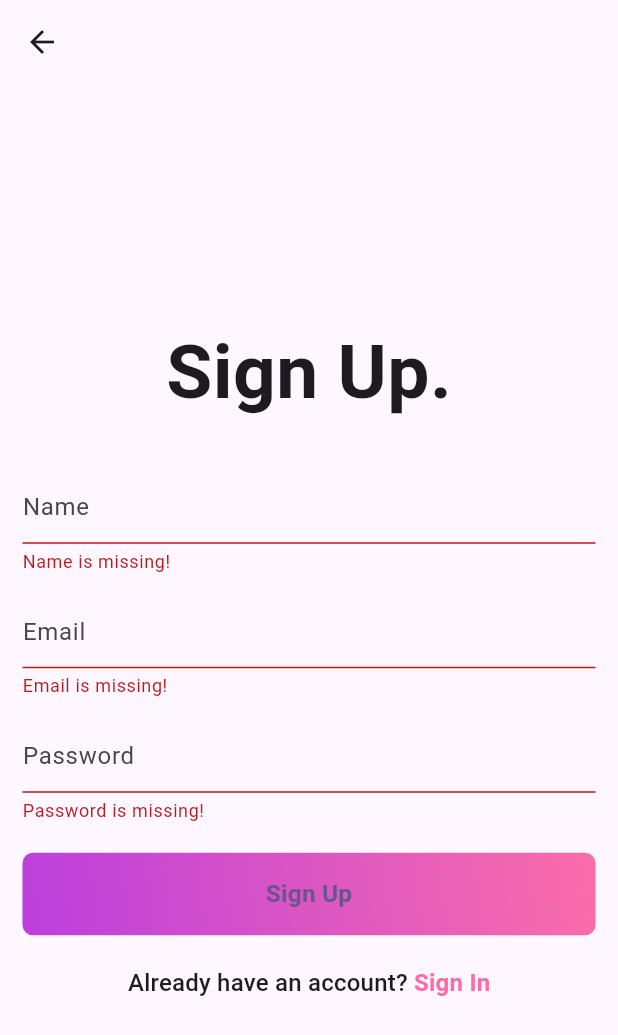
After one commit to saleheen1/flutter_blog_clean_architecture, a Flutter app: the SignUpPage screen opened directly, after a tap on "Sign Up", on a phone screen of 412 x 824 dp. The commit adds this screen. Shown: the top 1035 px of the screen. Run offline on Flutter 3.47's test engine with Material 3 defaults, Android fonts, the phone set to English and light mode, and no system bars; our stand-ins replace bloc, flutter_bloc, flutter_screenutil.

Commit message:
sign up page Ui done

```diff
--- /dev/null
+++ b/lib/core/common/widgets/custom_input_field.dart
@@ -0,0 +1,30 @@
+import 'package:flutter/material.dart';
+
+class CustomInputField extends StatelessWidget {
+  final String hintText;
+  final TextEditingController controller;
+  final bool isObscureText;
+  const CustomInputField({
+    super.key,
+    required this.hintText,
+    required this.controller,
+    this.isObscureText = false,
+  });
+
+  @override
+  Widget build(BuildContext context) {
+    return TextFormField(
+      controller: controller,
+      decoration: InputDecoration(
+        hintText: hintText,
+      ),
+      validator: (value) {
+        if (value!.isEmpty) {
+          return "$hintText is missing!";
+        }
+        return null;
+      },
+      obscureText: isObscureText,
+    );
+  }
+}
--- /dev/null
+++ b/lib/core/theme/app_pallete.dart
@@ -0,0 +1,13 @@
+import 'package:flutter/material.dart';
+
+class AppPallete {
+  static const Color backgroundColor = Color.fromRGBO(24, 24, 32, 1);
+  static const Color gradient1 = Color.fromRGBO(187, 63, 221, 1);
+  static const Color gradient2 = Color.fromRGBO(251, 109, 169, 1);
+  static const Color gradient3 = Color.fromRGBO(255, 159, 124, 1);
+  static const Color borderColor = Color.fromRGBO(52, 51, 67, 1);
+  static const Color whiteColor = Colors.white;
+  static const Color greyColor = Colors.grey;
+  static const Color errorColor = Colors.redAccent;
+  static const Color transparentColor = Colors.transparent;
+}
--- /dev/null
+++ b/lib/core/utils/show_snackbar.dart
@@ -0,0 +1,11 @@
+import 'package:flutter/material.dart';
+
+void showSnackBar(BuildContext context, String content) {
+  ScaffoldMessenger.of(context)
+    ..hideCurrentSnackBar()
+    ..showSnackBar(
+      SnackBar(
+        content: Text(content),
+      ),
+    );
+}
--- a/lib/features/auth/presentation/bloc/auth_state.dart
+++ b/lib/features/auth/presentation/bloc/auth_state.dart
@@ -4,3 +4,13 @@ part of 'auth_bloc.dart';
 sealed class AuthState {}
 
 final class AuthInitial extends AuthState {}
+
+final class AuthLoading extends AuthState {}
+
+final class AuthSuccess extends AuthState {}
+
+final class AuthFailure extends AuthState {
+  final String message;
+
+  AuthFailure({required this.message});
+}
--- /dev/null
+++ b/lib/features/auth/presentation/pages/signup_page.dart
@@ -0,0 +1,113 @@
+import 'package:flutter/material.dart';
+import 'package:flutter_bloc/flutter_bloc.dart';
+import 'package:flutter_blog_clean_architecture/core/theme/app_pallete.dart';
+import 'package:flutter_blog_clean_architecture/core/utils/show_snackbar.dart';
+import 'package:flutter_blog_clean_architecture/features/auth/presentation/bloc/auth_bloc.dart';
+import 'package:flutter_blog_clean_architecture/core/common/widgets/custom_input_field.dart';
+import 'package:flutter_blog_clean_architecture/features/auth/presentation/widgets/auth_gradient_button.dart';
+
+class SignUpPage extends StatefulWidget {
+  static route() => MaterialPageRoute(
+        builder: (context) => const SignUpPage(),
+      );
+  const SignUpPage({super.key});
+
+  @override
+  State<SignUpPage> createState() => _SignUpPageState();
+}
+
+class _SignUpPageState extends State<SignUpPage> {
+  final emailController = TextEditingController();
+  final passwordController = TextEditingController();
+  final nameController = TextEditingController();
+  final formKey = GlobalKey<FormState>();
+
+  @override
+  void dispose() {
+    emailController.dispose();
+    passwordController.dispose();
+    nameController.dispose();
+    super.dispose();
+  }
+
+  @override
+  Widget build(BuildContext context) {
+    return Scaffold(
+      appBar: AppBar(),
+      body: Padding(
+        padding: const EdgeInsets.all(15.0),
+        child: BlocConsumer<AuthBloc, AuthState>(
+          listener: (context, state) {
+            if (state is AuthFailure) {
+              showSnackBar(context, state.message);
+            } else if (state is AuthSuccess) {}
+          },
+          builder: (context, state) {
+            if (state is AuthLoading) {}
+
+            return Form(
+              key: formKey,
+              child: Column(
+                mainAxisAlignment: MainAxisAlignment.center,
+                children: [
+                  const Text(
+                    'Sign Up.',
+                    style: TextStyle(
+                      fontSize: 50,
+                      fontWeight: FontWeight.bold,
+                    ),
+                  ),
+                  const SizedBox(height: 30),
+                  CustomInputField(
+                    hintText: 'Name',
+                    controller: nameController,
+                  ),
+                  const SizedBox(height: 15),
+                  CustomInputField(
+                    hintText: 'Email',
+                    controller: emailController,
+                  ),
+                  const SizedBox(height: 15),
+                  CustomInputField(
+                    hintText: 'Password',
+                    controller: passwordController,
+                    isObscureText: true,
+                  ),
+                  const SizedBox(height: 20),
+                  AuthGradientButton(
+                    buttonText: 'Sign Up',
+                    onPressed: () {
+                      if (formKey.currentState!.validate()) {}
+                    },
+                  ),
+                  const SizedBox(height: 20),
+                  GestureDetector(
+                    onTap: () {},
+                    child: RichText(
+                      text: TextSpan(
+                        text: 'Already have an account? ',
+                        style: Theme.of(context).textTheme.titleMedium,
+                        children: [
+                          TextSpan(
+                            text: 'Sign In',
+                            style: Theme.of(context)
+                                .textTheme
+                                .titleMedium
+                                ?.copyWith(
+                                  color: AppPallete.gradient2,
+                                  fontWeight: FontWeight.bold,
+                                ),
+                          ),
+                        ],
+                      ),
+                    ),
+                  ),
+                ],
+              ),
+            );
+          },
+        ),
+      ),
+    );
+  }
+}
--- /dev/null
+++ b/lib/features/auth/presentation/widgets/auth_gradient_button.dart
@@ -0,0 +1,46 @@
+import 'package:flutter/material.dart';
+import 'package:flutter_blog_clean_architecture/core/theme/app_pallete.dart';
+import 'package:flutter_screenutil/flutter_screenutil.dart';
+
+class AuthGradientButton extends StatelessWidget {
+  final String buttonText;
+  final VoidCallback onPressed;
+  const AuthGradientButton({
+    super.key,
+    required this.buttonText,
+    required this.onPressed,
+  });
+
+  @override
+  Widget build(BuildContext context) {
+    return Container(
+      decoration: BoxDecoration(
+        gradient: const LinearGradient(
+          colors: [
+            AppPallete.gradient1,
+            AppPallete.gradient2,
+            // AppPallete.gradient3,
+          ],
+          begin: Alignment.bottomLeft,
+          end: Alignment.topRight,
+        ),
+        borderRadius: BorderRadius.circular(7),
+      ),
+      child: ElevatedButton(
+        onPressed: onPressed,
+        style: ElevatedButton.styleFrom(
+          fixedSize: const Size(395, 55),
+          backgroundColor: AppPallete.transparentColor,
+          shadowColor: AppPallete.transparentColor,
+        ),
+        child: Text(
+          buttonText,
+          style: TextStyle(
+            fontSize: 17.sp,
+            fontWeight: FontWeight.w600,
+          ),
+        ),
+      ),
+    );
+  }
+}
--- a/lib/main.dart
+++ b/lib/main.dart
@@ -1,4 +1,5 @@
 import 'package:flutter/material.dart';
+import 'package:flutter_screenutil/flutter_screenutil.dart';
 
 void main() {
   runApp(const MyApp());
@@ -10,6 +11,9 @@ class MyApp extends StatelessWidget {
   // This widget is the root of your application.
   @override
   Widget build(BuildContext context) {
+    return ScreenUtilInit(
+        designSize: const Size(428, 926),
+        builder: (_, __) {
           return MaterialApp(
             title: 'Flutter Blog',
             theme: ThemeData(
@@ -20,5 +24,6 @@ class MyApp extends StatelessWidget {
               body: Text('Home'),
             ),
           );
+        });
   }
 }
--- a/pubspec.yaml
+++ b/pubspec.yaml
@@ -32,6 +32,7 @@ dependencies:
   flutter:
     sdk: flutter
   flutter_bloc: ^8.1.6
+  flutter_screenutil: ^5.9.3
   fpdart: ^1.1.0
   get_it: ^8.0.0
   hive: ^2.2.3
```
Also changed, not shown: pubspec.lock, 1 other file. Lines whose indentation alone changed are shown as unchanged.
